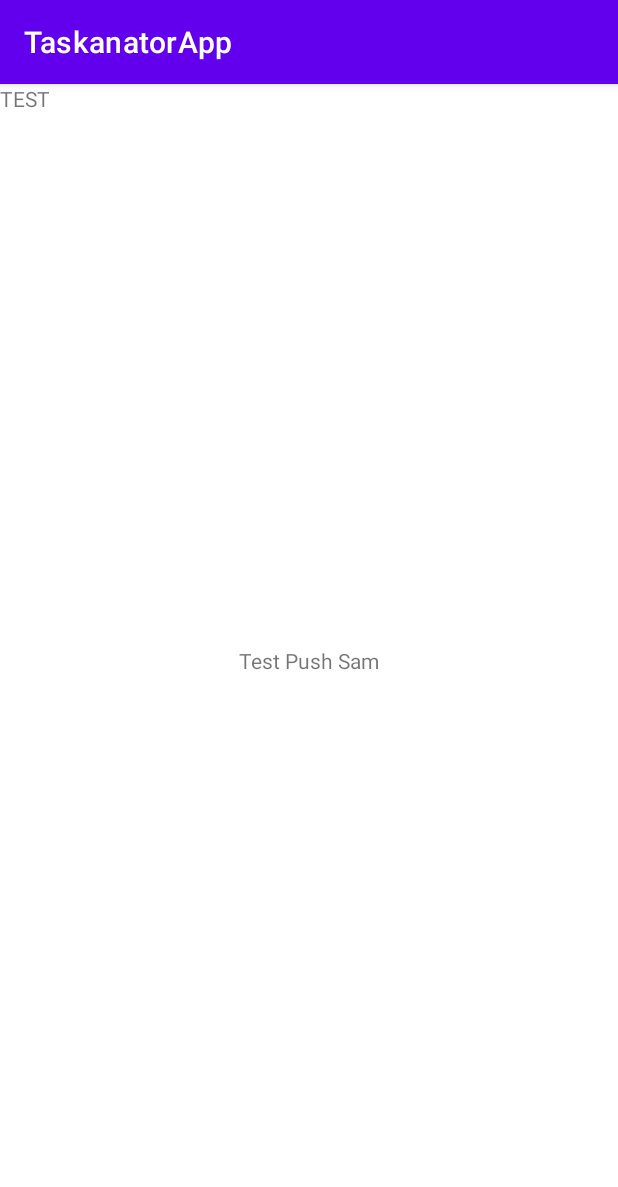
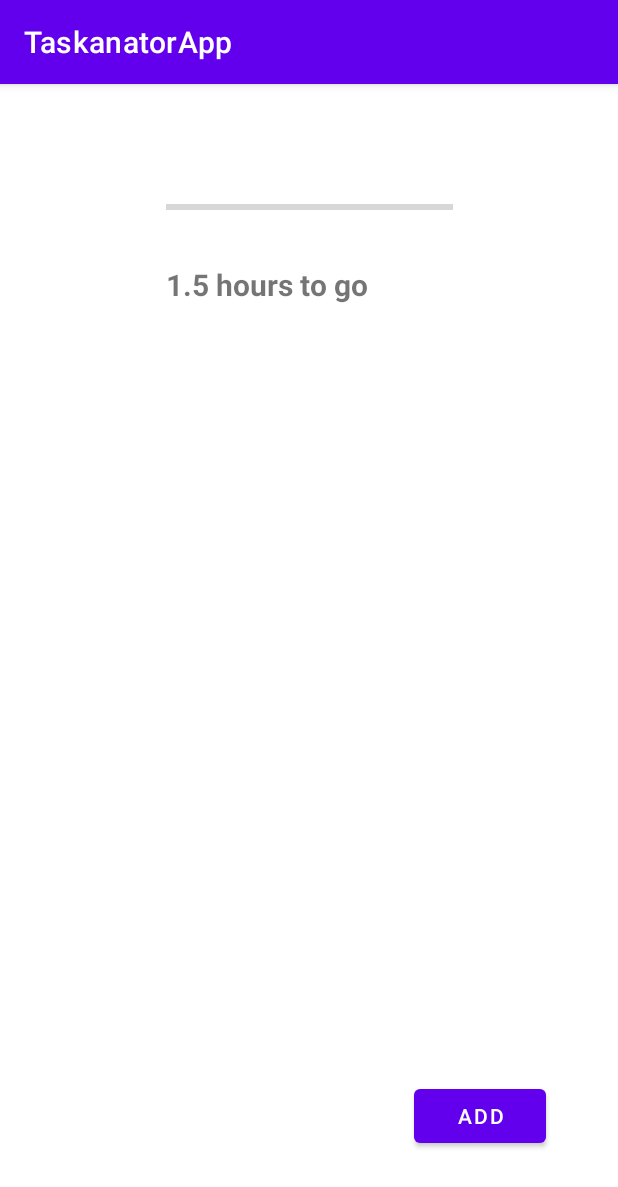
Before and after one commit to kizzycannon/TaskanatorApp, an Android app: the MainActivity screen opened directly, with no data from a screen before it, on a phone screen of 412 x 824 dp. Shown: the top 1187 px of the screen. Run offline under Robolectric (Android 15) with nearby library versions, the phone set to English and light mode, and no system bars.

Commit message:
Basic Home Page Made

```diff
--- a/app/src/main/res/layout/activity_main.xml
+++ b/app/src/main/res/layout/activity_main.xml
@@ -6,21 +6,50 @@
     android:layout_height="match_parent"
     tools:context=".MainActivity">
 
-    <TextView
+    <ProgressBar
+        android:id="@+id/progressBar"
+        style="?android:attr/progressBarStyleHorizontal"
+        android:layout_width="191dp"
+        android:layout_height="44dp"
+        android:layout_marginTop="60dp"
+        android:endColor="#25db18"
+        android:startColor="#25db18"
+        app:layout_constraintEnd_toEndOf="parent"
+        app:layout_constraintStart_toStartOf="parent"
+        app:layout_constraintTop_toTopOf="parent" />
+
+    <ListView
+        android:id="@+id/MyTasks"
+        android:layout_width="327dp"
+        android:layout_height="279dp"
+        app:layout_constraintBottom_toBottomOf="parent"
+        app:layout_constraintEnd_toEndOf="parent"
+        app:layout_constraintStart_toStartOf="parent"
+        app:layout_constraintTop_toTopOf="parent"
+        app:layout_constraintVertical_bias="0.405" />
+
+    <Button
+        android:id="@+id/AddTask"
         android:layout_width="wrap_content"
         android:layout_height="wrap_content"
-        android:text="Test Push Sam"
+        android:layout_marginEnd="48dp"
+        android:layout_marginRight="48dp"
+        android:layout_marginBottom="56dp"
+        android:text="Add"
         app:layout_constraintBottom_toBottomOf="parent"
-        app:layout_constraintLeft_toLeftOf="parent"
-        app:layout_constraintRight_toRightOf="parent"
-        app:layout_constraintTop_toTopOf="parent" />
+        app:layout_constraintEnd_toEndOf="parent" />
 
     <TextView
-        android:id="@+id/textView"
-        android:layout_width="wrap_content"
-        android:layout_height="wrap_content"
-        android:text="TEST"
-        tools:layout_editor_absoluteX="181dp"
-        tools:layout_editor_absoluteY="281dp" />
+        android:id="@+id/progressText"
+        android:layout_width="192dp"
+        android:layout_height="31dp"
+        android:layout_marginTop="16dp"
+        android:text="1.5 hours to go"
+        android:textSize="20dp"
+        android:textStyle="bold"
+        app:layout_constraintEnd_toEndOf="parent"
+        app:layout_constraintHorizontal_bias="0.502"
+        app:layout_constraintStart_toStartOf="parent"
+        app:layout_constraintTop_toBottomOf="@+id/progressBar" />
 
 </androidx.constraintlayout.widget.ConstraintLayout>
```
